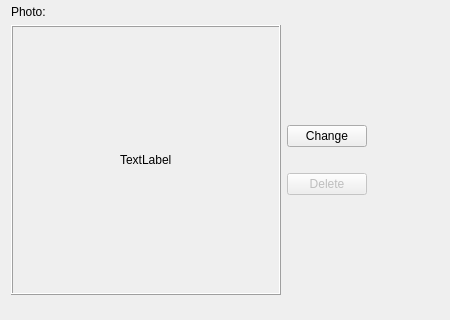
The window that Interfaces/Contacts/Ui_ContactsCreating.ui (CiottiGiorgio/Algorand-Wallet-Manager) describes before a commit, drawn with Qt 5; both pictures show x 0 to 450 and y 128 to 448 of the 450 by 530 pixel window.
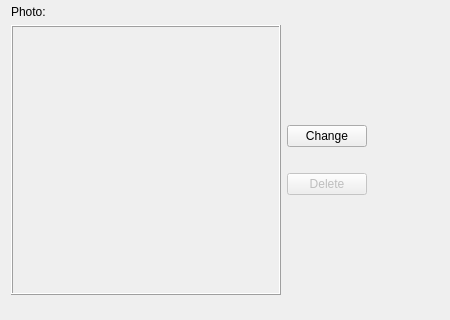
The same window after the commit.

```diff
--- a/Interfaces/Contacts/Ui_ContactsCreating.ui
+++ b/Interfaces/Contacts/Ui_ContactsCreating.ui
@@ -158,7 +158,7 @@
            </size>
           </property>
           <property name="text">
-           <string>TextLabel</string>
+           <string/>
           </property>
          </widget>
         </item>
```
Left out of the diff: 10 changed lines with no effect on the pictures.
